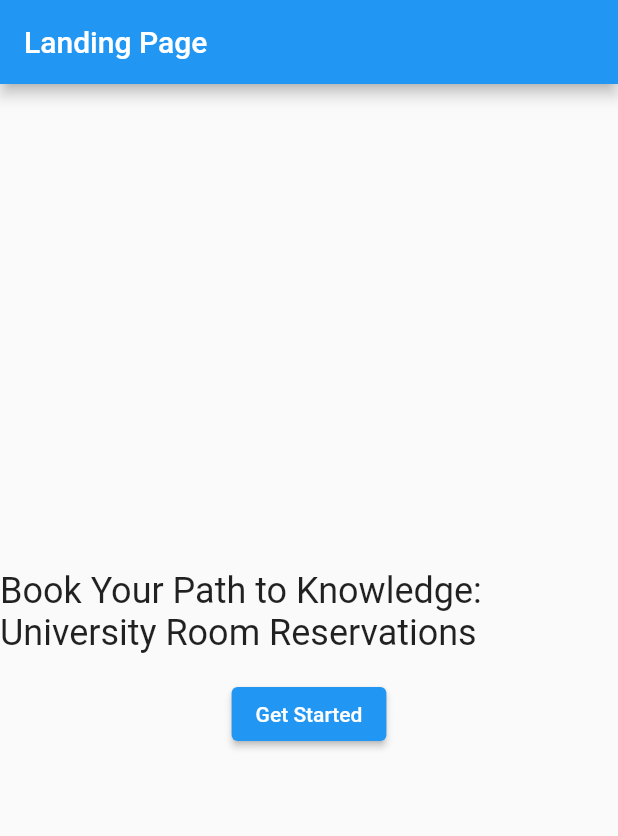
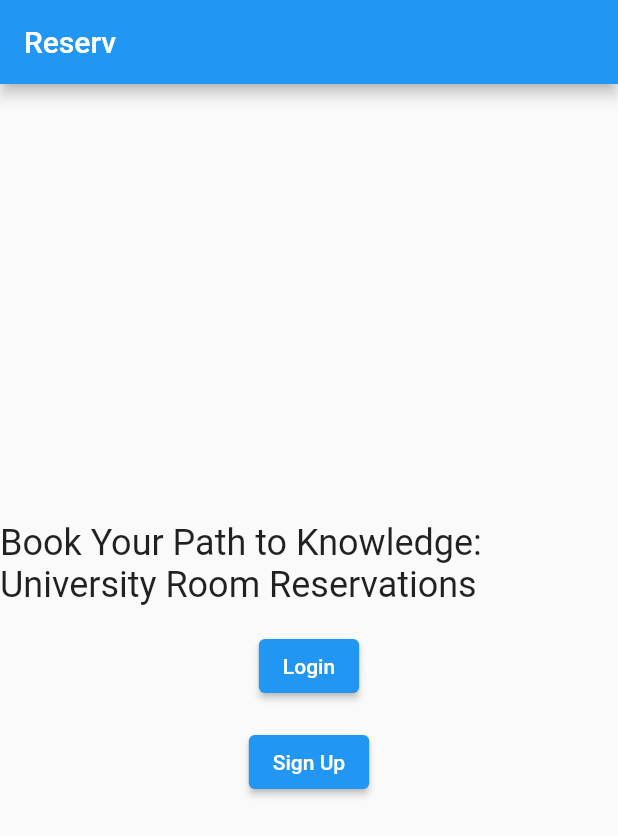
Before and after one commit to vidaang/Reserv, a Flutter app: the screen it shows after launch, on a phone screen of 412 x 824 dp. Shown: the top 836 px of the screen. Run offline on Flutter 3.47's test engine with Material 2 defaults, Android fonts, the phone set to English and light mode, and no system bars.

Commit message:
Setup Login, Sign Up, Home, & Landing Pages

```diff
--- a/frontend_mobile/reserv_mobile_app/lib/main.dart
+++ b/frontend_mobile/reserv_mobile_app/lib/main.dart
@@ -1,19 +1,9 @@
+// main.dart
 import 'package:flutter/material.dart';
-import 'package:reserv_mobile_app/screens/landing.dart';
+import './screens/landing.dart';
 
 void main() {
-  runApp(MyApp());
+  runApp(const MaterialApp(
+    home: LandingPage(),
+  ));
 }
-
-class MyApp extends StatelessWidget {
-  @override
-  Widget build(BuildContext context) {
-    return MaterialApp(
-      title: 'Reserv App',
-      theme: ThemeData(
-        primarySwatch: Colors.blue,
-      ),
-      home: LandingPage(),
-    );
-  }
-}
--- a/frontend_mobile/reserv_mobile_app/lib/screens/landing.dart
+++ b/frontend_mobile/reserv_mobile_app/lib/screens/landing.dart
@@ -1,26 +1,43 @@
 import 'package:flutter/material.dart';
+import 'login.dart';
+import 'signup.dart';
 
 class LandingPage extends StatelessWidget {
+  const LandingPage({super.key});
+
   @override
   Widget build(BuildContext context) {
     return Scaffold(
       appBar: AppBar(
-        title: Text('Landing Page'),
+        title: const Text('Reserv'),
       ),
       body: Center(
         child: Column(
           mainAxisAlignment: MainAxisAlignment.center,
           children: <Widget>[
-            Text(
+            const Text(
               'Book Your Path to Knowledge: University Room Reservations',
               style: TextStyle(fontSize: 24.0),
             ),
-            SizedBox(height: 16.0),
+            const SizedBox(height: 16.0),
             ElevatedButton(
               onPressed: () {
-                // Add your navigation logic here, e.g., navigate to another screen.
+                // Navigate to the LoginScreen when the "Login" button is pressed.
+                Navigator.of(context).push(
+                  MaterialPageRoute(builder: (context) => const LoginScreen()),
+                );
               },
-              child: Text('Get Started'),
+              child: const Text('Login'),
+            ),
+            const SizedBox(height: 16.0),
+            ElevatedButton(
+              onPressed: () {
+                // Navigate to the SignUpScreen when the "Sign Up" button is pressed.
+                Navigator.of(context).push(
+                  MaterialPageRoute(builder: (context) => const SignUpPage()),
+                );
+              },
+              child: const Text('Sign Up'),
             ),
           ],
         ),
@@ -28,3 +45,38 @@ class LandingPage extends StatelessWidget {
     );
   }
 }
+
+
+
+// import 'package:flutter/material.dart';
+
+// class LandingPage extends StatelessWidget {
+//   const LandingPage({super.key});
+
+//   @override
+//   Widget build(BuildContext context) {
+//     return Scaffold(
+//       appBar: AppBar(
+//         title: const Text('Landing Page'),
+//       ),
+//       body: Center(
+//         child: Column(
+//           mainAxisAlignment: MainAxisAlignment.center,
+//           children: <Widget>[
+//             const Text(
+//               'Book Your Path to Knowledge: University Room Reservations',
+//               style: TextStyle(fontSize: 24.0),
+//             ),
+//             const SizedBox(height: 16.0),
+//             ElevatedButton(
+//               onPressed: () {
+//                 // Add your navigation logic here, e.g., navigate to another screen.
+//               },
+//               child: const Text('Get Started'),
+//             ),
+//           ],
+//         ),
+//       ),
+//     );
+//   }
+// }
```
Also changed, not shown: frontend_mobile/reserv_mobile_app/lib/screens/home.dart (+32 -0 lines), frontend_mobile/reserv_mobile_app/lib/screens/login.dart (+13 -12 lines), frontend_mobile/reserv_mobile_app/lib/screens/signup.dart (+112 -0 lines), 1 other file.
